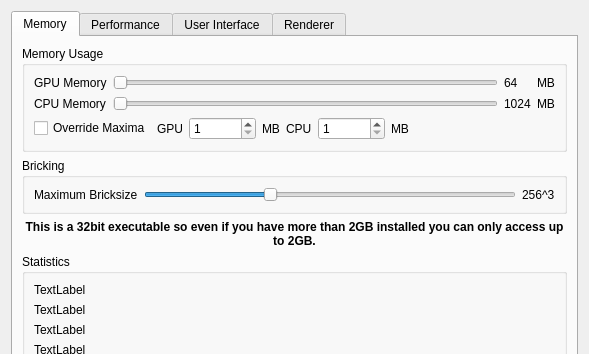
Above: ImageVis3D/UI/UI/SettingsDlg.ui from SCIInstitute/ImageVis3D before the change; both pictures show x 0 to 589 and y 0 to 354 of the 589 by 537 pixel window. Below: the same form after it.
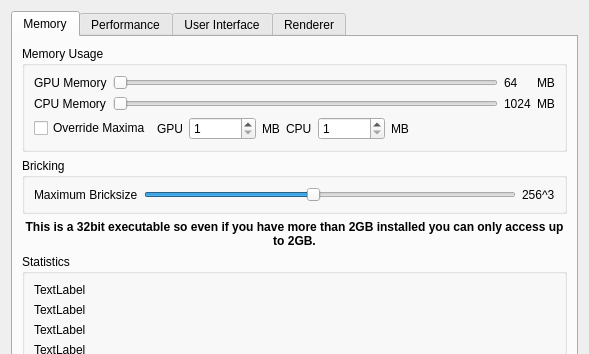
That is the form after the change.

Commit message: enable bricksizes down to 8

The edit to the form file:
```diff
--- a/ImageVis3D/UI/UI/SettingsDlg.ui
+++ b/ImageVis3D/UI/UI/SettingsDlg.ui
@@ -254,7 +254,7 @@
           <item>
            <widget class="QSlider" name="horizontalSlider_BS">
             <property name="minimum">
-             <number>5</number>
+             <number>3</number>
             </property>
             <property name="maximum">
              <number>14</number>
```
